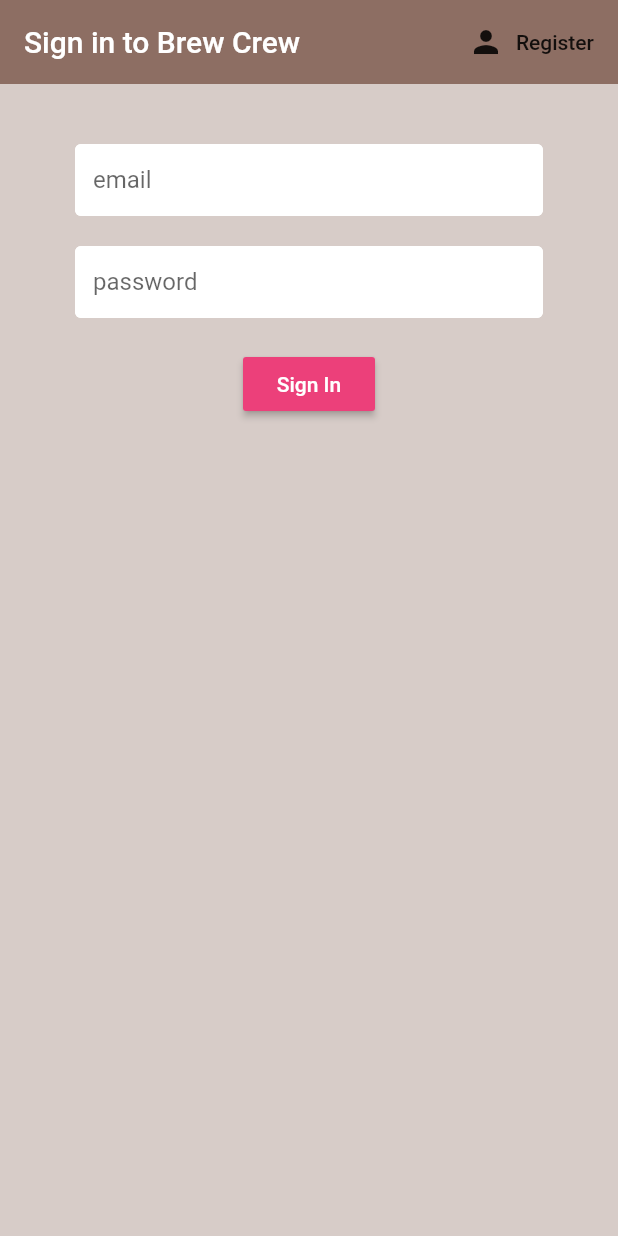
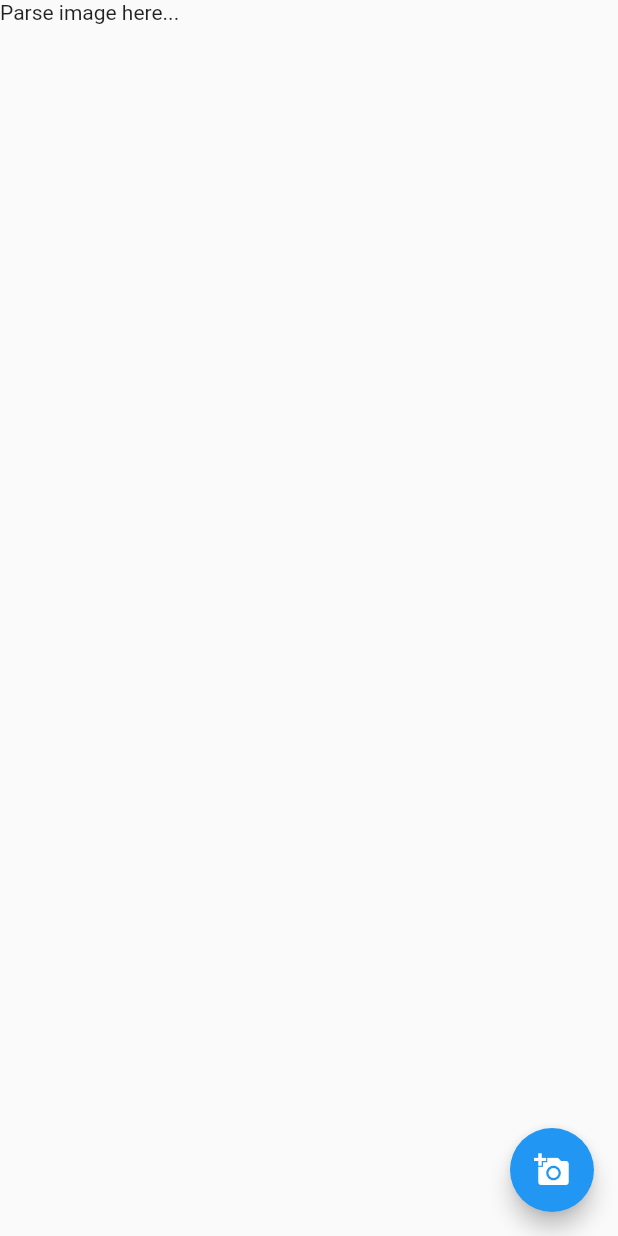
Before and after one commit to DemidovVladimir/taxes, a Flutter app: the screen it shows after launch, on a phone screen of 412 x 824 dp. Run offline on Flutter 3.47's test engine with Material 2 defaults, Android fonts, the phone set to English and light mode, and no system bars; our stand-ins replace cloud_firestore, firebase_auth, flutter_spinkit, image_picker; missing offline and left inert: firebase_ml_vision; accounts and stored records are empty.

Commit message:
picture is loading

```diff
--- a/brew_crew/lib/main.dart
+++ b/brew_crew/lib/main.dart
@@ -1,4 +1,4 @@
-import 'package:brew_crew/screens/wrapper.dart';
+import 'package:brew_crew/screens/scanner.dart';
 import 'package:brew_crew/services/auth.dart';
 import 'package:flutter/material.dart';
 import 'package:provider/provider.dart';
@@ -13,7 +13,7 @@ class MyApp extends StatelessWidget {
     return StreamProvider<User>.value(
       value: AuthService().user,
       child: MaterialApp(
-        home: Wrapper(),
+        home: LabelScreen(),
       ),
     );
   }
--- /dev/null
+++ b/brew_crew/lib/screens/scanner.dart
@@ -0,0 +1,130 @@
+import 'package:firebase_ml_vision/firebase_ml_vision.dart';
+import 'package:flutter/material.dart';
+import 'package:image_picker/image_picker.dart';
+import 'dart:io';
+// import 'package:flutter_image_compress/flutter_image_compress.dart';
+
+class LabelScreen extends StatefulWidget {
+  @override
+  _LabelScreenState createState() => _LabelScreenState();
+}
+
+class _LabelScreenState extends State<LabelScreen> {
+  File _imageFile;
+  // List<Barcode> _barcodes;
+  // BarcodeDetector barcodeDetector;
+  // List<Barcode> barcodes;
+
+  void _detectLabel() async {
+    final picker = ImagePicker();
+    final pickedImage = await picker.getImage(source: ImageSource.gallery);
+    final pickedImageFile = File(pickedImage.path);
+
+    // try {
+    //   final FirebaseVisionImage visionImage =
+    //       FirebaseVisionImage.fromFile(pickedImageFile);
+
+    //   barcodeDetector = FirebaseVision.instance.barcodeDetector();
+    //   barcodes = await barcodeDetector.detectInImage(visionImage);
+    // } catch (e) {
+    //   print(e);
+    //   throw (e);
+    // }
+
+    if (mounted) {
+      setState(() {
+        _imageFile = pickedImageFile;
+        // _barcodes = barcodes;
+      });
+    }
+  }
+
+  @override
+  Widget build(BuildContext context) {
+    return Scaffold(
+        body: Column(children: <Widget>[ImageDraw(imageFile: _imageFile)]),
+        // ImagesAndLabels(_imageFile, _barcodes),
+        floatingActionButton: FloatingActionButton(
+          onPressed: _detectLabel,
+          tooltip: 'Pick an image',
+          child: Icon(Icons.add_a_photo),
+        ));
+  }
+
+  @override
+  void dispose() {
+    // barcodeDetector.close();
+    super.dispose();
+  }
+}
+
+class ImagesAndLabels extends StatelessWidget {
+  ImagesAndLabels(this.imageFile, this.barcodes);
+  final File imageFile;
+  final List<Barcode> barcodes;
+  @override
+  Widget build(BuildContext context) {
+    return Column(
+      children: <Widget>[
+        ImageDraw(imageFile: imageFile),
+        BarcodeViewer(barcodes: barcodes),
+      ],
+    );
+  }
+}
+
+class BarcodeViewer extends StatelessWidget {
+  const BarcodeViewer({
+    Key key,
+    @required this.barcodes,
+  }) : super(key: key);
+
+  final List<Barcode> barcodes;
+
+  @override
+  Widget build(BuildContext context) {
+    if (barcodes != null) {
+      return Flexible(
+          flex: 1,
+          child: Container(
+              constraints: BoxConstraints.expand(),
+              child: ListView.builder(
+                  itemCount: barcodes.length,
+                  itemBuilder: (BuildContext ctxt, int index) {
+                    return new Text('barcodes[index].toString()');
+                  })));
+    } else {
+      return Flexible(
+        flex: 1,
+        child: Container(
+            constraints: BoxConstraints.expand(), child: Text('Barcodes...')),
+      );
+    }
+  }
+}
+
+class ImageDraw extends StatelessWidget {
+  const ImageDraw({
+    Key key,
+    @required this.imageFile,
+  }) : super(key: key);
+
+  final File imageFile;
+
+  @override
+  Widget build(BuildContext context) {
+    if (imageFile != null) {
+      return Flexible(
+          flex: 1,
+          child: Container(
+              constraints: BoxConstraints.expand(),
+              child: Image.file(imageFile, fit: BoxFit.cover)));
+    } else {
+      return Flexible(
+          flex: 1,
+          child: Container(
+              constraints: BoxConstraints.expand(),
+              child: Text('Parse image here...')));
+    }
+  }
+}
--- a/brew_crew/pubspec.yaml
+++ b/brew_crew/pubspec.yaml
@@ -14,7 +14,7 @@ description: A new Flutter project.
 version: 1.0.0+1
 
 environment:
-  sdk: ">=2.1.0 <3.0.0"
+  sdk: ">=2.10.2 <3.0.0"
 
 dependencies:
   flutter:
@@ -23,6 +23,9 @@ dependencies:
   cloud_firestore: ^0.12.9+4
   provider: ^3.1.0
   flutter_spinkit: "^4.0.0"
+  image_picker: ^0.6.7+12
+  firebase_ml_vision: ^0.9.7
+  flutter_image_compress: ^0.7.0
 
   # The following adds the Cupertino Icons font to your application.
   # Use with the CupertinoIcons class for iOS style icons.
```
Also changed, not shown: brew_crew/pubspec.lock, 8 other files.
